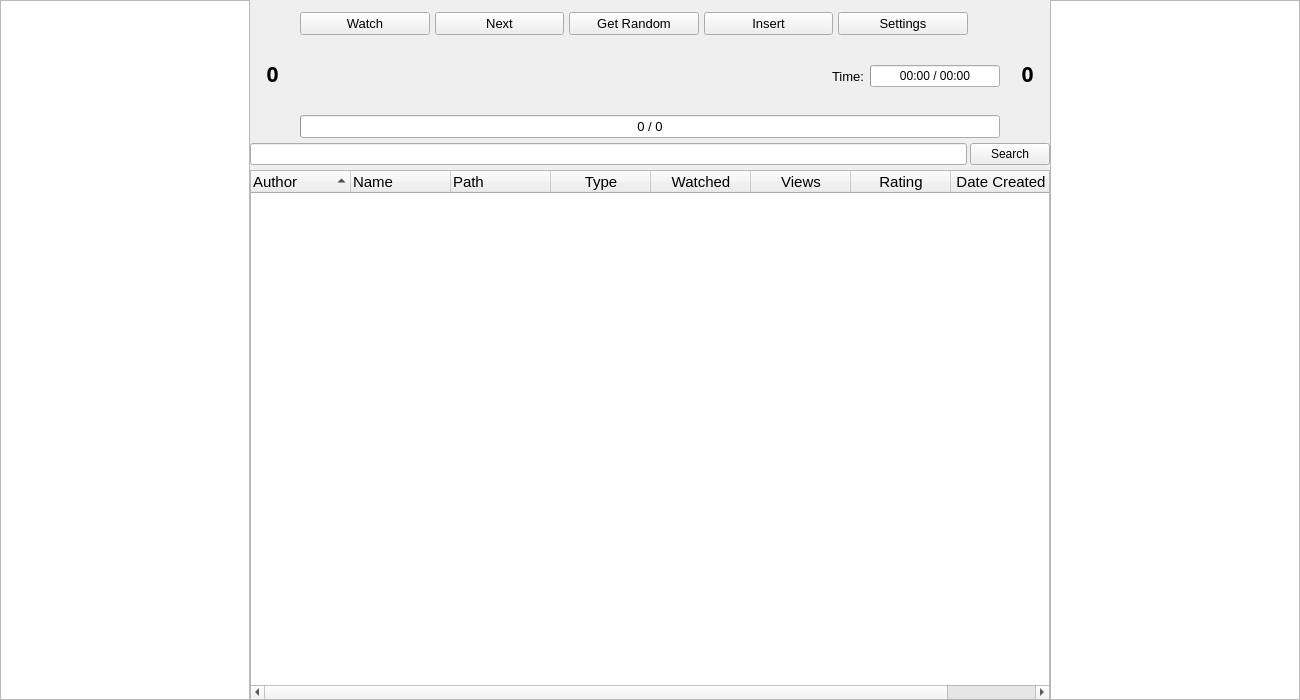
Before: the Qt Designer form MediaManager/src/QtClasses/UI/Form Files/MainWindow.ui in PaunescuAndrei/MediaManager, drawn with Qt 5.
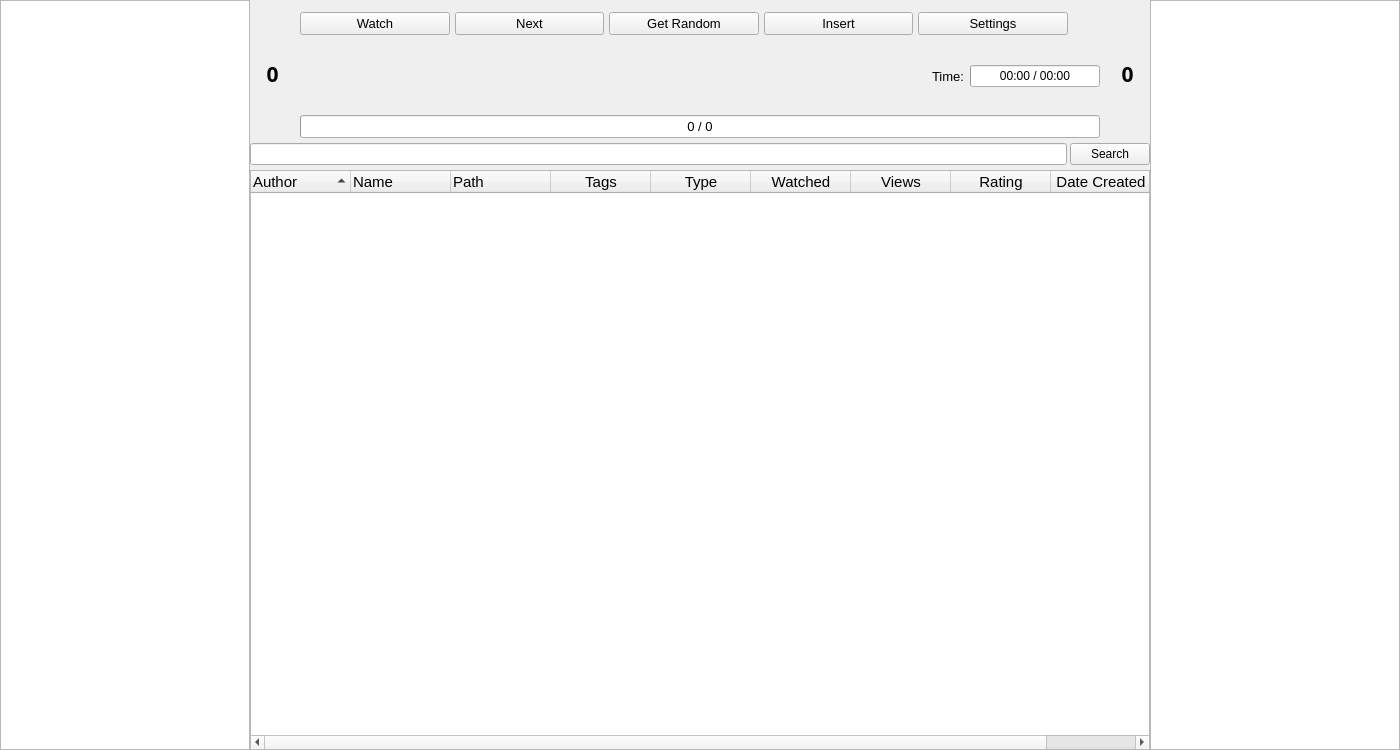
After: the same form once the commit is applied. Icons and pictures are not drawn. Custom widgets are drawn as their Qt base class.

What changed in the file:
```diff
--- a/MediaManager/src/QtClasses/UI/Form Files/MainWindow.ui
+++ b/MediaManager/src/QtClasses/UI/Form Files/MainWindow.ui
@@ -6,8 +6,8 @@
    <rect>
     <x>0</x>
     <y>0</y>
-    <width>1300</width>
-    <height>700</height>
+    <width>1400</width>
+    <height>750</height>
    </rect>
   </property>
   <property name="sizePolicy">
@@ -283,8 +283,8 @@
                      <rect>
                       <x>0</x>
                       <y>0</y>
-                      <width>497</width>
-                      <height>69</height>
+                      <width>597</width>
+                      <height>68</height>
                      </rect>
                     </property>
                     <property name="sizePolicy">
@@ -618,6 +618,19 @@
              </font>
             </property>
            </column>
+           <column>
+            <property name="text">
+             <string>Tags</string>
+            </property>
+            <property name="font">
+             <font>
+              <pointsize>11</pointsize>
+             </font>
+            </property>
+            <property name="textAlignment">
+             <set>AlignCenter</set>
+            </property>
+           </column>
            <column>
             <property name="text">
              <string>Type</string>
```
Left out of the diff: 36 changed lines with no effect on the pictures.
